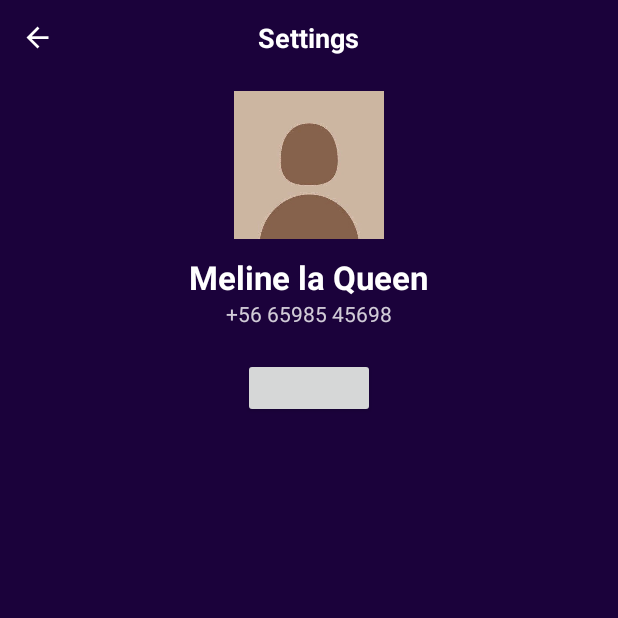
After one commit to AyAztuB/foodstache, an Android app: the SettingActivity screen opened directly, with no data from a screen before it, on a phone screen of 412 x 824 dp, the top half of it. The commit adds this screen. Run offline under Robolectric (Android 15) with nearby library versions, the phone set to English and light mode, and no system bars.

Commit message:
début de l'IU settings

```diff
--- a/Foodstache/app/src/main/AndroidManifest.xml
+++ b/Foodstache/app/src/main/AndroidManifest.xml
@@ -14,12 +14,15 @@
         android:theme="@style/Theme.Foodstache"
         tools:targetApi="31">
         <activity
+            android:name=".SettingActivity"
+            android:exported="false" />
+        <activity
             android:name=".AddPicturesActivity"
             android:exported="false" />
         <activity
             android:name=".BottomNavigation"
             android:exported="true"
-            android:label="@string/title_activity_bottom_navigation" >
+            android:label="@string/title_activity_bottom_navigation">
             <intent-filter>
                 <action android:name="android.intent.action.MAIN" />
 
@@ -31,7 +34,7 @@
             android:exported="false" />
         <activity
             android:name=".ProfileActivity"
-            android:exported="false"/>
+            android:exported="false" />
         <activity
             android:name=".RegisterActivity"
             android:exported="false" />
--- /dev/null
+++ b/Foodstache/app/src/main/java/com/example/foodstache/SettingActivity.kt
@@ -0,0 +1,11 @@
+package com.example.foodstache
+
+import androidx.appcompat.app.AppCompatActivity
+import android.os.Bundle
+
+class SettingActivity : AppCompatActivity() {
+    override fun onCreate(savedInstanceState: Bundle?) {
+        super.onCreate(savedInstanceState)
+        setContentView(R.layout.activity_setting)
+    }
+}
--- a/Foodstache/app/src/main/java/com/example/foodstache/UserProfile.kt
+++ /dev/null
@@ -1,4 +0,0 @@
-package com.example.foodstache
-
-class UserProfile {
-}
--- /dev/null
+++ b/Foodstache/app/src/main/res/drawable/back_btn.xml
@@ -0,0 +1,9 @@
+<vector xmlns:android="http://schemas.android.com/apk/res/android"
+    android:width="24dp"
+    android:height="24dp"
+    android:viewportWidth="24"
+    android:viewportHeight="24">
+    <path
+        android:fillColor="@android:color/white"
+        android:pathData="M20,11H7.83l5.59,-5.59L12,4l-8,8 8,8 1.41,-1.41L7.83,13H20v-2z"/>
+</vector>
--- /dev/null
+++ b/Foodstache/app/src/main/res/layout/activity_setting.xml
@@ -0,0 +1,77 @@
+<?xml version="1.0" encoding="utf-8"?>
+<LinearLayout xmlns:android="http://schemas.android.com/apk/res/android"
+    xmlns:app="http://schemas.android.com/apk/res-auto"
+    xmlns:tools="http://schemas.android.com/tools"
+    android:layout_width="match_parent"
+    android:layout_height="match_parent"
+    android:orientation="vertical"
+    android:background="@color/primary"
+    tools:context=".SettingActivity">
+
+    <RelativeLayout
+        android:layout_width="match_parent"
+        android:layout_height="wrap_content">
+
+        <ImageView
+            android:layout_width="50dp"
+            android:layout_height="50dp"
+            android:src="@drawable/back_btn"
+            android:padding="14dp"/>
+
+        <TextView
+            android:layout_width="wrap_content"
+            android:layout_height="wrap_content"
+            android:text="Settings"
+            android:layout_centerInParent="true"
+            android:textColor="#FFFFFFFF"
+            android:textStyle="bold"
+            android:textSize="18dp"/>
+
+    </RelativeLayout>
+
+    <ScrollView
+        android:layout_width="match_parent"
+        android:layout_height="wrap_content">
+
+        <LinearLayout
+            android:layout_width="match_parent"
+            android:layout_height="wrap_content"
+            android:orientation="vertical">
+
+            <ImageView
+                android:layout_width="100dp"
+                android:layout_height="100dp"
+                android:layout_gravity="center"
+                android:layout_marginTop="10dp"
+                android:src="@drawable/profile_icone"/>
+
+            <TextView
+                android:layout_width="wrap_content"
+                android:layout_height="wrap_content"
+                android:layout_gravity="center"
+                android:layout_marginTop="10dp"
+                android:text="Meline la Queen"
+                android:textColor="#FFFFFFFF"
+                android:textSize="22sp"
+                android:textStyle="bold"/>
+
+            <TextView
+                android:layout_width="wrap_content"
+                android:layout_height="wrap_content"
+                android:text="+56 65985 45698"
+                android:textColor="#CCFFFFFF"
+                android:layout_gravity="center"/>
+
+            <androidx.appcompat.widget.AppCompatButton
+                android:layout_width="wrap_content"
+                android:layout_height="40dp"
+                android:layout_marginTop="20dp"
+                android:paddingStart="20dp"
+                android:layout_gravity="center"
+                android:paddingEnd="20dp"/>
+
+        </LinearLayout>
+
+    </ScrollView>
+
+</LinearLayout>
--- a/Foodstache/app/src/main/res/values-night/themes.xml
+++ b/Foodstache/app/src/main/res/values-night/themes.xml
@@ -1,6 +1,6 @@
 <resources xmlns:tools="http://schemas.android.com/tools">
     <!-- Base application theme. -->
-    <style name="Theme.Foodstache" parent="Theme.MaterialComponents.DayNight.DarkActionBar">
+    <style name="Theme.Foodstache" parent="Theme.MaterialComponents.DayNight.NoActionBar">
         <!-- Primary brand color. -->
         <item name="colorPrimary">@color/purple_200</item>
         <item name="colorPrimaryVariant">@color/purple_700</item>
--- a/Foodstache/app/src/main/res/values/colors.xml
+++ b/Foodstache/app/src/main/res/values/colors.xml
@@ -7,4 +7,7 @@
     <color name="teal_700">#FF018786</color>
     <color name="black">#FF000000</color>
     <color name="white">#FFFFFFFF</color>
+
+    <color name="primary">#1B023B</color>
+    <color name="secondary">#FF03DAC5</color>
 </resources>
--- a/Foodstache/app/src/main/res/values/themes.xml
+++ b/Foodstache/app/src/main/res/values/themes.xml
@@ -1,6 +1,6 @@
 <resources xmlns:tools="http://schemas.android.com/tools">
     <!-- Base application theme. -->
-    <style name="Theme.Foodstache" parent="Theme.MaterialComponents.DayNight.DarkActionBar">
+    <style name="Theme.Foodstache" parent="Theme.MaterialComponents.DayNight.NoActionBar">
         <!-- Primary brand color. -->
         <item name="colorPrimary">@color/purple_500</item>
         <item name="colorPrimaryVariant">@color/purple_700</item>
```
Also changed, not shown: Foodstache/app/src/main/res/drawable/profile_icone.jpg (added).
